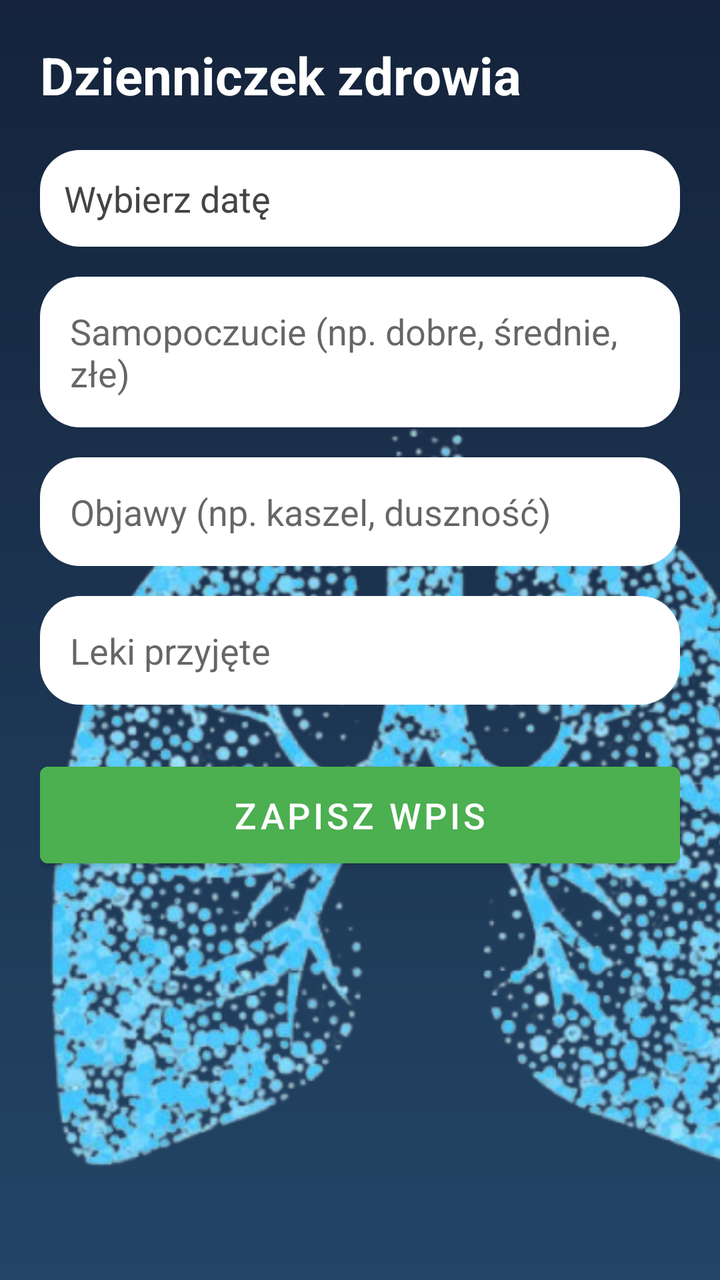
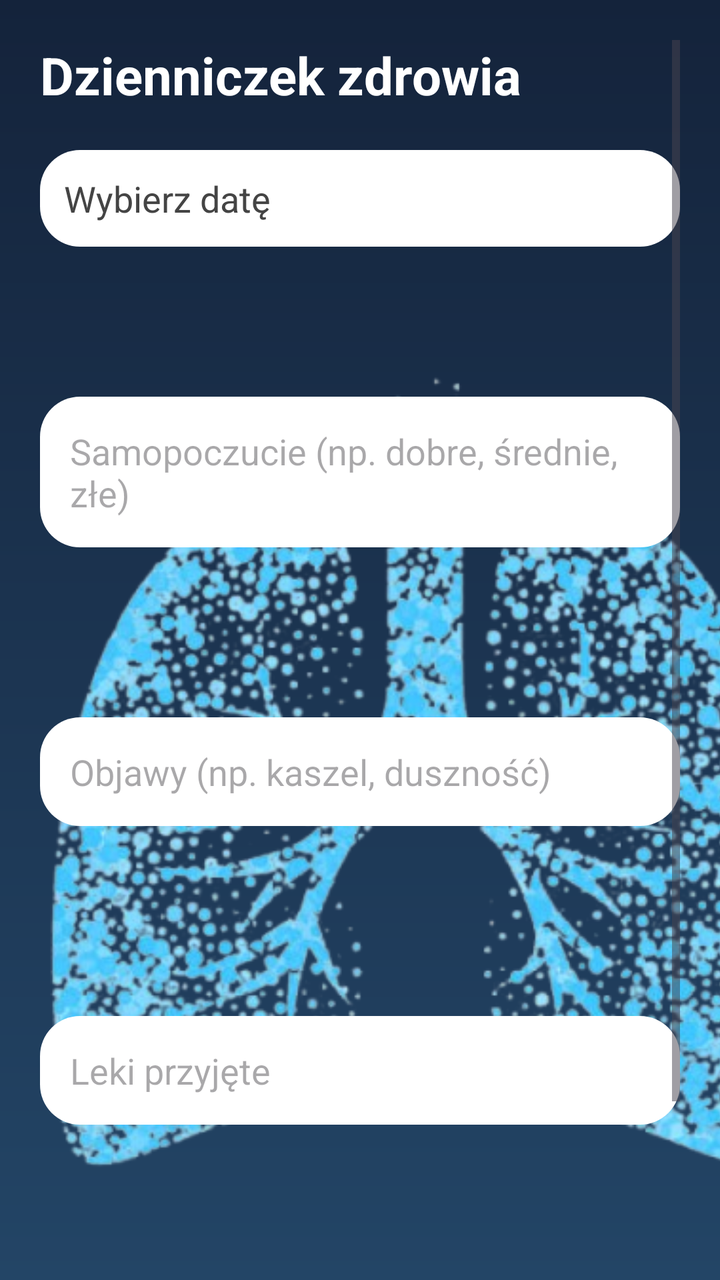

Two renders of the same Android screen: before a commit and after it. Below are the layout's source before the change and the commit's diff.
<!-- AndroidManifest.xml: application theme Theme.MyApplication -->
<!-- res/layout/fragment_dairy.xml -->
<?xml version="1.0" encoding="utf-8"?>
<FrameLayout xmlns:android="http://schemas.android.com/apk/res/android"
    android:layout_width="match_parent"
    android:layout_height="match_parent"
    android:background="@drawable/gradient_bg">

    
    <ImageView
        android:id="@+id/bgLungs"
        android:layout_width="425dp"
        android:layout_height="475dp"
        android:alpha="1.0"
        android:scaleType="centerCrop"
        android:src="@drawable/lungs"
        android:translationY="150dp"/>

    


    
<ScrollView
android:layout_width="match_parent"
android:layout_height="match_parent"
android:padding="20dp">

<LinearLayout
    android:layout_width="match_parent"
    android:layout_height="wrap_content"
    android:orientation="vertical">

        
        <TextView
            android:layout_width="match_parent"
            android:layout_height="wrap_content"
            android:text="Dzienniczek zdrowia"
            android:textSize="26sp"
            android:textStyle="bold"
            android:textColor="@color/white"
            android:paddingBottom="20dp" />

        
        <TextView
            android:id="@+id/tvDate"
            android:layout_width="match_parent"
            android:layout_height="wrap_content"
            android:text="Wybierz datę"
            android:textColor="#444"
            android:textSize="18sp"
            android:padding="12dp"
            android:background="@drawable/card_white"
            android:drawablePadding="10dp"/>

        
        <EditText
            android:id="@+id/etMood"
            android:layout_width="match_parent"
            android:layout_height="wrap_content"
            android:hint="Samopoczucie (np. dobre, średnie, złe)"
            android:padding="15dp"
            android:background="@drawable/card_white"
            android:textColor="#222"
            android:layout_marginTop="15dp" />

        
        <EditText
            android:id="@+id/etSymptoms"
            android:layout_width="match_parent"
            android:layout_height="wrap_content"
            android:hint="Objawy (np. kaszel, duszność)"
            android:padding="15dp"
            android:background="@drawable/card_white"
            android:textColor="#222"
            android:layout_marginTop="15dp" />

        

    




    <EditText
        android:id="@+id/etMeds"
        android:layout_width="match_parent"
        android:layout_height="wrap_content"
        android:layout_marginTop="15dp"
        android:background="@drawable/card_white"
        android:hint="Leki przyjęte"
        android:padding="15dp"
        android:textColor="#222" />

    <Button
            android:id="@+id/btnSave"
            android:layout_width="match_parent"
            android:layout_height="wrap_content"
            android:text="Zapisz wpis"
            android:backgroundTint="#4CAF50"
            android:textColor="#FFFFFF"
            android:layout_marginTop="25dp"
            android:padding="12dp"
            android:textSize="18sp" />

</LinearLayout>

</ScrollView>
    </FrameLayout>
<!-- resources referenced by this layout -->
<resources>
  <color name="white">#FFFFFFFF</color>
  <!-- drawable card_white (drawable) -->
  <?xml version="1.0" encoding="utf-8"?>
  <shape xmlns:android="http://schemas.android.com/apk/res/android"
      android:shape="rectangle">
      <solid android:color="@android:color/white"/>
      <corners android:radius="20dp"/>
      <padding
          android:left="20dp"
          android:top="20dp"
          android:right="20dp"
          android:bottom="20dp"/>
  </shape>
  <!-- drawable gradient_bg (drawable) -->
  <?xml version="1.0" encoding="utf-8"?>
  <shape xmlns:android="http://schemas.android.com/apk/res/android"
      android:shape="rectangle">
  
      <gradient
          android:startColor="#14233B"
          android:endColor="#234566"
          android:angle="270" />
  </shape>
  <!-- drawable lungs: png bitmap (drawable, 315991 bytes) -->
  <style name="Theme.MyApplication" parent="Theme.MaterialComponents.DayNight.DarkActionBar">
          
          <item name="colorPrimary">@color/purple_500</item>
          <item name="colorPrimaryVariant">@color/purple_700</item>
          <item name="colorOnPrimary">@color/white</item>
          
          <item name="colorSecondary">@color/teal_200</item>
          <item name="colorSecondaryVariant">@color/teal_700</item>
          <item name="colorOnSecondary">@color/black</item>
          
          <item name="android:statusBarColor">?attr/colorPrimaryVariant</item>
          
      </style>
  <color name="purple_500">#FF6200EE</color>
  <color name="purple_700">#FF3700B3</color>
  <color name="teal_200">#FF03DAC5</color>
  <color name="teal_700">#FF018786</color>
  <color name="black">#FF000000</color>
</resources>

<!-- the commit's change to res/layout/fragment_dairy.xml (unified diff, before → after) -->
@@ -14,7 +14,7 @@
         android:src="@drawable/lungs"
         android:translationY="150dp"/>
 
-    
+
 
 
     
@@ -25,7 +25,7 @@ android:padding="20dp">
 
 <LinearLayout
     android:layout_width="match_parent"
-    android:layout_height="wrap_content"
+    android:layout_height="40dp"
     android:orientation="vertical">
 
         
@@ -39,19 +39,22 @@ android:padding="20dp">
             android:paddingBottom="20dp" />
 
         
-        <TextView
-            android:id="@+id/tvDate"
-            android:layout_width="match_parent"
-            android:layout_height="wrap_content"
-            android:text="Wybierz datę"
-            android:textColor="#444"
-            android:textSize="18sp"
-            android:padding="12dp"
-            android:background="@drawable/card_white"
-            android:drawablePadding="10dp"/>
 
-        
-        <EditText
+    
+
+    <TextView
+        android:id="@+id/tvDate"
+        android:layout_width="match_parent"
+        android:layout_height="wrap_content"
+        android:background="@drawable/card_white"
+        android:drawablePadding="10dp"
+        android:padding="12dp"
+        android:text="Wybierz datę"
+
+        android:textColor="#444"
+        android:textSize="18sp" />
+
+    <EditText
             android:id="@+id/etMood"
             android:layout_width="match_parent"
             android:layout_height="wrap_content"
@@ -59,7 +62,7 @@ android:padding="20dp">
             android:padding="15dp"
             android:background="@drawable/card_white"
             android:textColor="#222"
-            android:layout_marginTop="15dp" />
+            android:layout_marginTop="75dp" />
 
         
         <EditText
@@ -70,11 +73,7 @@ android:padding="20dp">
             android:padding="15dp"
             android:background="@drawable/card_white"
             android:textColor="#222"
-            android:layout_marginTop="15dp" />
-
-        
-
-    
+            android:layout_marginTop="85dp" />
 
 
 
@@ -83,22 +82,22 @@ android:padding="20dp">
         android:id="@+id/etMeds"
         android:layout_width="match_parent"
         android:layout_height="wrap_content"
-        android:layout_marginTop="15dp"
+        android:layout_marginTop="95dp"
         android:background="@drawable/card_white"
         android:hint="Leki przyjęte"
         android:padding="15dp"
         android:textColor="#222" />
 
     <Button
-            android:id="@+id/btnSave"
-            android:layout_width="match_parent"
-            android:layout_height="wrap_content"
-            android:text="Zapisz wpis"
-            android:backgroundTint="#4CAF50"
-            android:textColor="#FFFFFF"
-            android:layout_marginTop="25dp"
-            android:padding="12dp"
-            android:textSize="18sp" />
+        android:id="@+id/btnSave"
+        android:layout_width="match_parent"
+        android:layout_height="wrap_content"
+        android:layout_marginTop="105dp"
+        android:backgroundTint="#FF6200EE"
+        android:padding="12dp"
+        android:text="Zapisz wpis"
+        android:textColor="#FFFFFF"
+        android:textSize="18sp" />
 
 </LinearLayout>
 
<!-- resource entries referenced after the edit -->
@@ -24,8 +24,9 @@
           android:angle="270" />
   </shape>
   <!-- drawable lungs: png bitmap (drawable, 315991 bytes) -->
-  <style name="Theme.MyApplication" parent="Theme.MaterialComponents.DayNight.DarkActionBar">
-          
+  <style name="Theme.MyApplication" parent="Theme.Material3.DayNight.NoActionBar">
+  
+      
           <item name="colorPrimary">@color/purple_500</item>
           <item name="colorPrimaryVariant">@color/purple_700</item>
           <item name="colorOnPrimary">@color/white</item>
